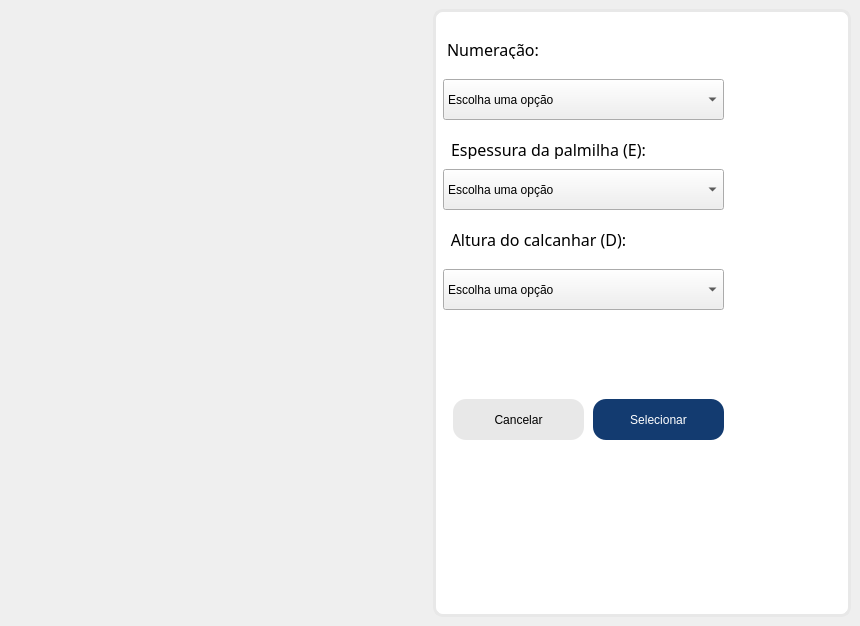
Before: the Qt Designer form QT_DESIGN/select_base.ui in vhls7/insole-generator, drawn with Qt 5.
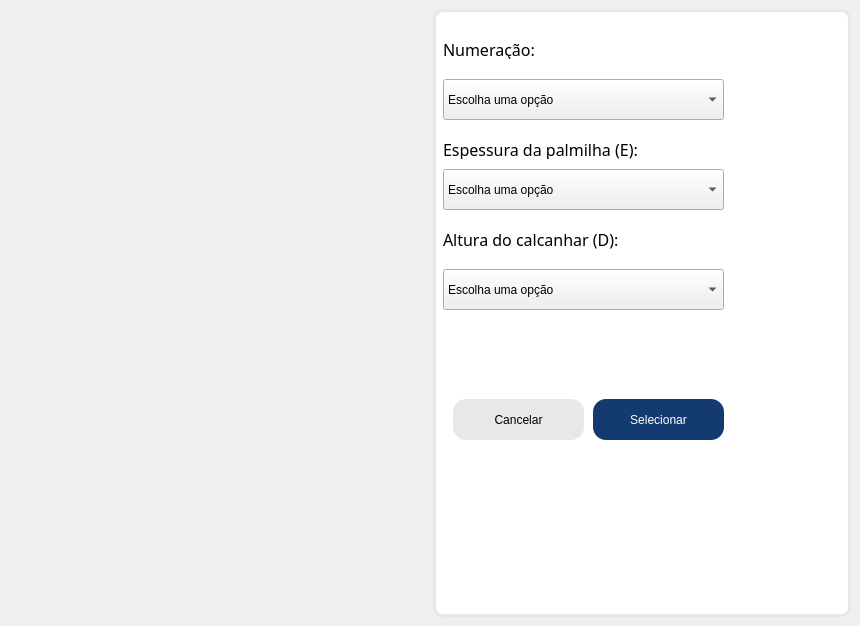
After: the same form once the commit is applied. Icons and pictures are not drawn.

```diff
--- a/QT_DESIGN/select_base.ui
+++ b/QT_DESIGN/select_base.ui
@@ -426,7 +426,7 @@
             <widget class="QLabel" name="OrbitLabel">
              <property name="geometry">
               <rect>
-               <x>0</x>
+               <x>10</x>
                <y>30</y>
                <width>120</width>
                <height>20</height>
@@ -462,7 +462,7 @@
               <string>Numeração:</string>
              </property>
              <property name="alignment">
-              <set>Qt::AlignCenter</set>
+              <set>Qt::AlignLeading|Qt::AlignLeft|Qt::AlignVCenter</set>
              </property>
             </widget>
             <widget class="QLabel" name="OrbitLabel_2">
@@ -504,7 +504,7 @@
               <string>Espessura da palmilha (E):</string>
              </property>
              <property name="alignment">
-              <set>Qt::AlignCenter</set>
+              <set>Qt::AlignLeading|Qt::AlignLeft|Qt::AlignVCenter</set>
              </property>
             </widget>
             <widget class="QLabel" name="OrbitLabel_3">
@@ -545,9 +545,6 @@
              <property name="text">
               <string>Altura do calcanhar (D):</string>
              </property>
-             <property name="alignment">
-              <set>Qt::AlignCenter</set>
-             </property>
             </widget>
            </widget>
           </item>
```
